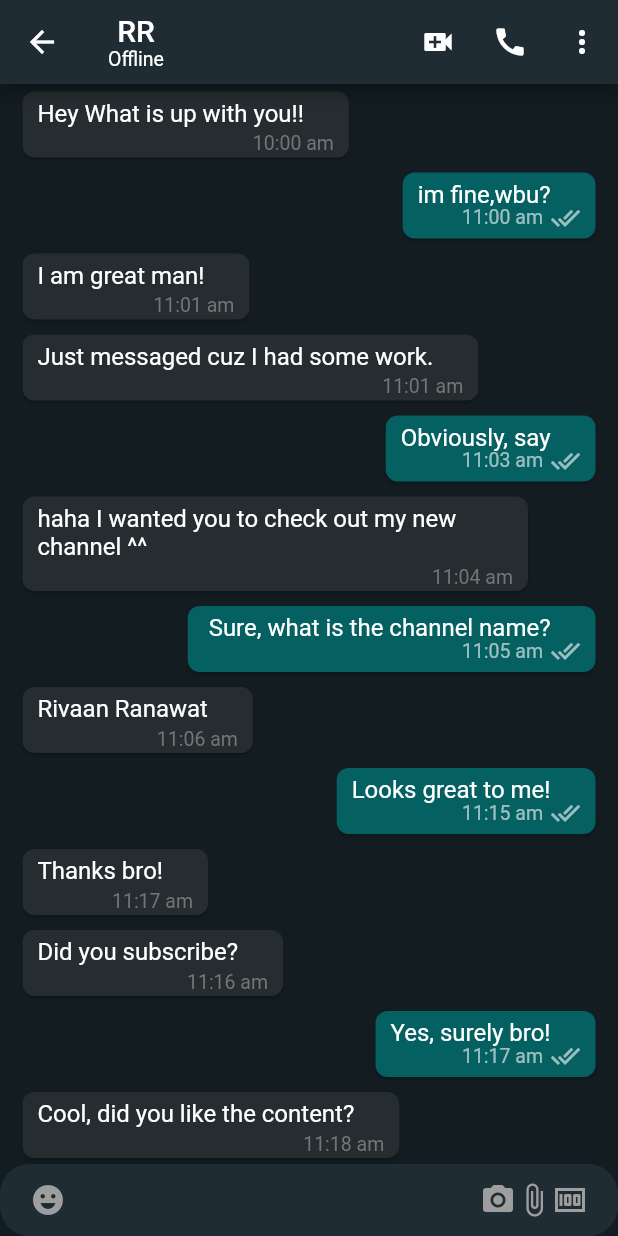
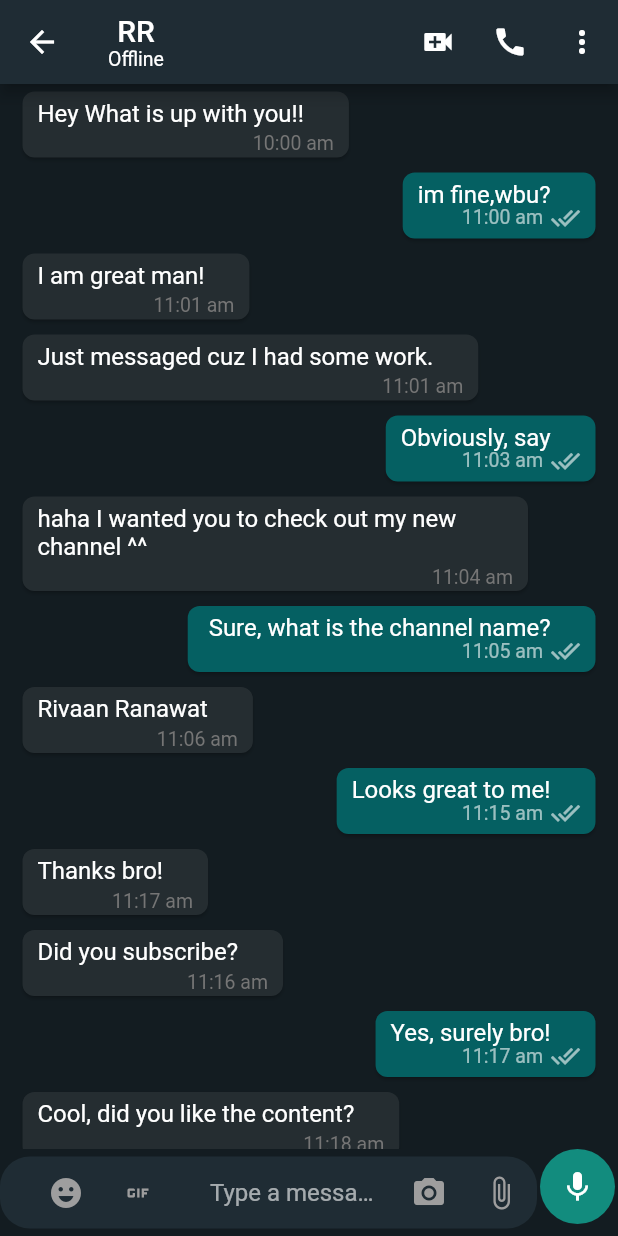
Before and after one commit to VishnuPuklath/WhatsApp-c, a Flutter app: the MobileChatScreen screen opened directly, on a phone screen of 412 x 824 dp. Run offline on Flutter 3.47's test engine with Material 2 defaults, Android fonts, the phone set to English and light mode, and no system bars; our stand-ins replace cloud_firestore, country_picker, firebase_auth, firebase_core, firebase_storage, flutter_contacts and 2 more; accounts and stored records are empty.

Commit message:
send text message completed

```diff
--- a/lib/screens/mobile_chat_screen.dart
+++ b/lib/feature/chat/screens/mobile_chat_screen.dart
@@ -3,6 +3,7 @@ import 'package:flutter_riverpod/flutter_riverpod.dart';
 import 'package:whatsapp_ui/colors.dart';
 import 'package:whatsapp_ui/common/widgets/loader.dart';
 import 'package:whatsapp_ui/feature/auth/controller/auth_controller.dart';
+import 'package:whatsapp_ui/feature/chat/widgtes/bottom_chat_field.dart';
 import 'package:whatsapp_ui/models/user_model.dart';
 import 'package:whatsapp_ui/widgets/chat_list.dart';
 
@@ -61,48 +62,7 @@ class MobileChatScreen extends ConsumerWidget {
           const Expanded(
             child: ChatList(),
           ),
-          TextField(
-            decoration: InputDecoration(
-              filled: true,
-              fillColor: mobileChatBoxColor,
-              prefixIcon: const Padding(
-                padding: EdgeInsets.symmetric(horizontal: 20.0),
-                child: Icon(
-                  Icons.emoji_emotions,
-                  color: Colors.grey,
-                ),
-              ),
-              suffixIcon: Padding(
-                padding: const EdgeInsets.symmetric(horizontal: 20.0),
-                child: Row(
-                  mainAxisAlignment: MainAxisAlignment.end,
-                  children: const [
-                    Icon(
-                      Icons.camera_alt,
-                      color: Colors.grey,
-                    ),
-                    Icon(
-                      Icons.attach_file,
-                      color: Colors.grey,
-                    ),
-                    Icon(
-                      Icons.money,
-                      color: Colors.grey,
-                    ),
-                  ],
-                ),
-              ),
-              hintText: 'Type a message!',
-              border: OutlineInputBorder(
-                borderRadius: BorderRadius.circular(20.0),
-                borderSide: const BorderSide(
-                  width: 0,
-                  style: BorderStyle.none,
-                ),
-              ),
-              contentPadding: const EdgeInsets.all(10),
-            ),
-          ),
+          BottomChatField(),
         ],
       ),
     );
--- /dev/null
+++ b/lib/feature/chat/widgtes/bottom_chat_field.dart
@@ -0,0 +1,113 @@
+import 'package:flutter/material.dart';
+import 'package:flutter_riverpod/flutter_riverpod.dart';
+import 'package:whatsapp_ui/colors.dart';
+
+class BottomChatField extends StatefulWidget {
+  const BottomChatField({
+    Key? key,
+  }) : super(key: key);
+
+  @override
+  State<BottomChatField> createState() => _BottomChatFieldState();
+}
+
+class _BottomChatFieldState extends State<BottomChatField> {
+  bool isTyping = false;
+  @override
+  Widget build(BuildContext context) {
+    return Row(
+      children: [
+        Expanded(
+          child: TextFormField(
+            onChanged: (value) {
+              if (value.isEmpty) {
+                setState(() {
+                  isTyping = false;
+                });
+              } else {
+                setState(() {
+                  isTyping = true;
+                });
+              }
+            },
+            decoration: InputDecoration(
+              filled: true,
+              fillColor: mobileChatBoxColor,
+              prefixIcon: Padding(
+                padding: const EdgeInsets.symmetric(horizontal: 20),
+                child: SizedBox(
+                  width: 100,
+                  child: Row(
+                    children: [
+                      IconButton(
+                        onPressed: () {},
+                        icon: const Icon(
+                          Icons.emoji_emotions,
+                          color: Colors.grey,
+                        ),
+                      ),
+                      IconButton(
+                        onPressed: () {},
+                        icon: const Icon(
+                          Icons.gif,
+                          color: Colors.grey,
+                        ),
+                      ),
+                    ],
+                  ),
+                ),
+              ),
+              suffixIcon: SizedBox(
+                width: 100,
+                child: Row(
+                  mainAxisAlignment: MainAxisAlignment.end,
+                  children: [
+                    IconButton(
+                      onPressed: () {},
+                      icon: const Icon(
+                        Icons.camera_alt,
+                        color: Colors.grey,
+                      ),
+                    ),
+                    IconButton(
+                      onPressed: () {},
+                      icon: const Icon(
+                        Icons.attach_file,
+                        color: Colors.grey,
+                      ),
+                    ),
+                  ],
+                ),
+              ),
+              hintText: 'Type a message!',
+              border: OutlineInputBorder(
+                borderRadius: BorderRadius.circular(20.0),
+                borderSide: const BorderSide(
+                  width: 0,
+                  style: BorderStyle.none,
+                ),
+              ),
+              contentPadding: const EdgeInsets.all(10),
+            ),
+          ),
+        ),
+        Padding(
+          padding: const EdgeInsets.only(bottom: 8, right: 2, left: 2),
+          child: CircleAvatar(
+            child: isTyping == true
+                ? const Icon(
+                    Icons.send,
+                    color: Colors.white,
+                  )
+                : const Icon(
+                    Icons.mic,
+                    color: Colors.white,
+                  ),
+            radius: 25,
+            backgroundColor: const Color(0xFF128C7E),
+          ),
+        )
+      ],
+    );
+  }
+}
--- a/lib/feature/select_contacts/repository/select_contact_repository.dart
+++ b/lib/feature/select_contacts/repository/select_contact_repository.dart
@@ -4,7 +4,7 @@ import 'package:flutter_contacts/flutter_contacts.dart';
 import 'package:flutter_riverpod/flutter_riverpod.dart';
 import 'package:whatsapp_ui/common/utils/utils.dart';
 import 'package:whatsapp_ui/models/user_model.dart';
-import 'package:whatsapp_ui/screens/mobile_chat_screen.dart';
+import 'package:whatsapp_ui/feature/chat/screens/mobile_chat_screen.dart';
 
 final selectContactRepositoryProvider = Provider((ref) {
   return SelectContactRepository(firestore: FirebaseFirestore.instance);
--- a/lib/router.dart
+++ b/lib/router.dart
@@ -4,7 +4,7 @@ import 'package:whatsapp_ui/feature/auth/screens/login_screen.dart';
 import 'package:whatsapp_ui/feature/auth/screens/otp_screen.dart';
 import 'package:whatsapp_ui/feature/auth/screens/user_information_screen.dart';
 import 'package:whatsapp_ui/feature/select_contacts/screens/select_contact_screen.dart';
-import 'package:whatsapp_ui/screens/mobile_chat_screen.dart';
+import 'package:whatsapp_ui/feature/chat/screens/mobile_chat_screen.dart';
 
 Route<dynamic> generateRoute(RouteSettings settings) {
   switch (settings.name) {
--- a/lib/widgets/contacts_list.dart
+++ b/lib/widgets/contacts_list.dart
@@ -1,7 +1,7 @@
 import 'package:flutter/material.dart';
 import 'package:whatsapp_ui/colors.dart';
 import 'package:whatsapp_ui/info.dart';
-import 'package:whatsapp_ui/screens/mobile_chat_screen.dart';
+import 'package:whatsapp_ui/feature/chat/screens/mobile_chat_screen.dart';
 
 class ContactsList extends StatelessWidget {
   const ContactsList({Key? key}) : super(key: key);
--- a/pubspec.yaml
+++ b/pubspec.yaml
@@ -18,7 +18,7 @@ publish_to: 'none' # Remove this line if you wish to publish to pub.dev
 version: 1.0.0+1
 
 environment:
-  sdk: ">=2.12.0 <3.0.0"
+  sdk: ">=2.17.0 <3.0.0"
 
 # Dependencies specify other packages that your package needs in order to work.
 # To automatically upgrade your package dependencies to the latest versions
@@ -43,6 +43,7 @@ dependencies:
   file_picker: ^5.3.1
   image_picker: ^1.0.4
   flutter_contacts: ^1.1.7+1
+  uuid: ^4.1.0
 
 dev_dependencies:
   flutter_test:
```
Also changed, not shown: lib/common/enums/message_enum.dart (added, +29 -0 lines), lib/feature/chat/repository/chat_repository.dart (added, +111 -0 lines), lib/models/chat_contact.dart (added, +76 -0 lines), lib/models/message.dart (added, +96 -0 lines), pubspec.lock.
